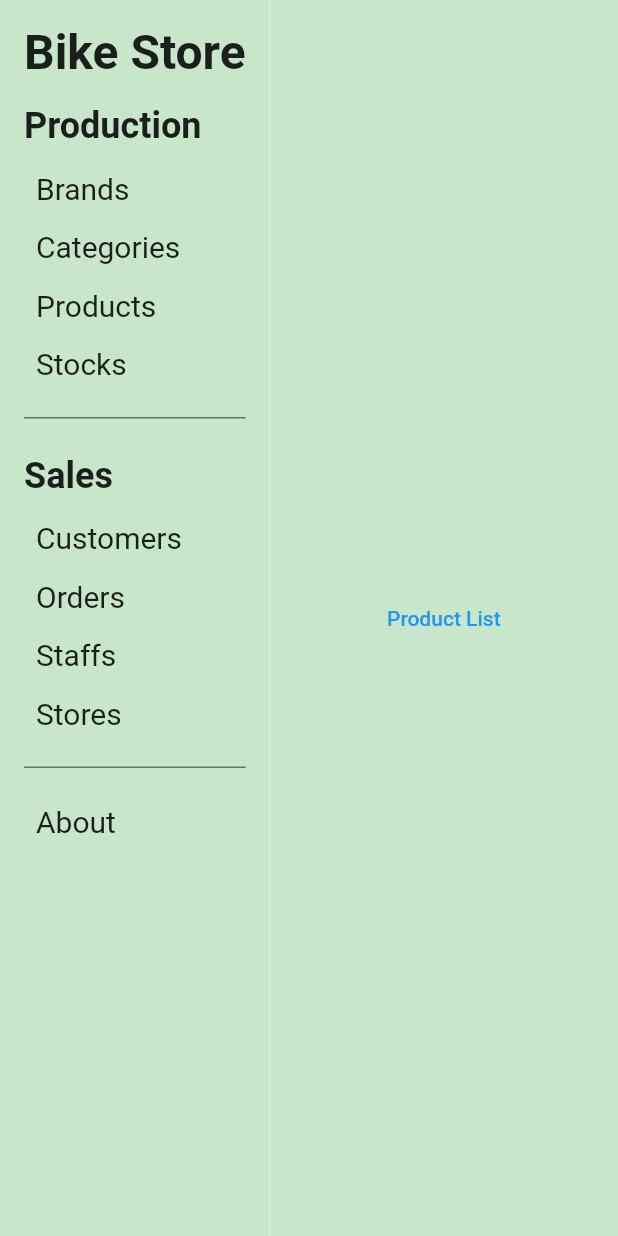
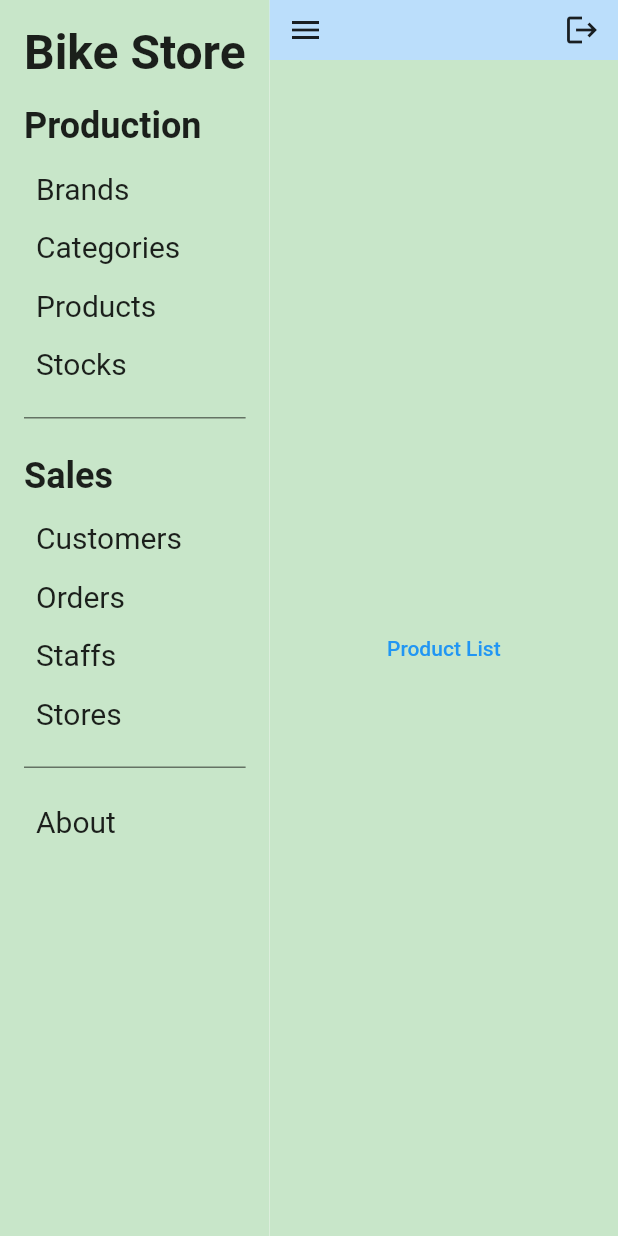
Before and after one commit to wjprogramer/bike_store_admin_flutter, a Flutter app: the screen it shows after launch, on a phone screen of 412 x 824 dp. Run offline on Flutter 3.47's test engine with Material 2 defaults, Android fonts, the phone set to English and light mode, and no system bars; our stand-ins replace equatable, responsive_builder, url_strategy; missing offline and left inert: universal_html.

Commit message:
add base nav bar

```diff
--- a/lib/presentations/layout/base_layout/base_layout.dart
+++ b/lib/presentations/layout/base_layout/base_layout.dart
@@ -6,6 +6,7 @@ import 'package:responsive_builder/responsive_builder.dart';
 import "package:universal_html/html.dart" as html;
 import 'package:flutter/foundation.dart' show kIsWeb;
 
+import 'base_nav_bar.dart';
 import 'base_side_bar.dart';
 
 class BaseLayout extends StatefulWidget {
@@ -60,10 +61,19 @@ class _BaseLayoutState extends State<BaseLayout> {
               myRouterDelegate: _routerDelegate,
             ),
             Expanded(
-              child: Router(
-                routerDelegate: _routerDelegate,
-                routeInformationParser: _routeInformationParser,
-                routeInformationProvider: _routeInformationProvider,
+              child: Column(
+                crossAxisAlignment: CrossAxisAlignment.stretch,
+                mainAxisSize: MainAxisSize.max,
+                children: [
+                  BaseNavBar(),
+                  Expanded(
+                    child: Router(
+                      routerDelegate: _routerDelegate,
+                      routeInformationParser: _routeInformationParser,
+                      routeInformationProvider: _routeInformationProvider,
+                    ),
+                  ),
+                ],
               ),
             ),
           ],
--- /dev/null
+++ b/lib/presentations/layout/base_layout/base_nav_bar.dart
@@ -0,0 +1,28 @@
+import 'package:flutter/material.dart';
+
+class BaseNavBar extends StatefulWidget {
+  @override
+  _BaseNavBarState createState() => _BaseNavBarState();
+}
+
+class _BaseNavBarState extends State<BaseNavBar> {
+  @override
+  Widget build(BuildContext context) {
+    return Container(
+      width: double.infinity,
+      padding: const EdgeInsets.symmetric(horizontal: 12, vertical: 8),
+      color: Colors.blue[100],
+      child: Row(
+        children: [
+          Icon(
+            Icons.menu,
+          ),
+          Expanded(child: SizedBox()),
+          Icon(
+            Icons.logout,
+          ),
+        ],
+      ),
+    );
+  }
+}
```
